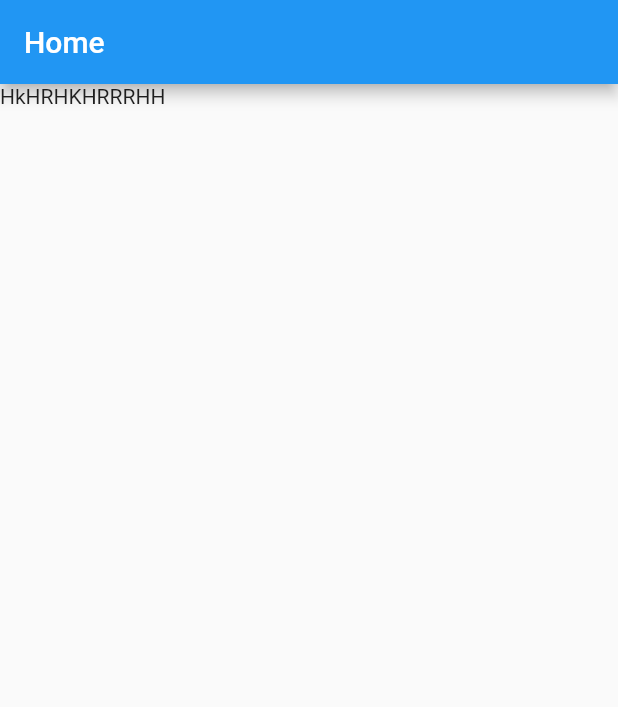
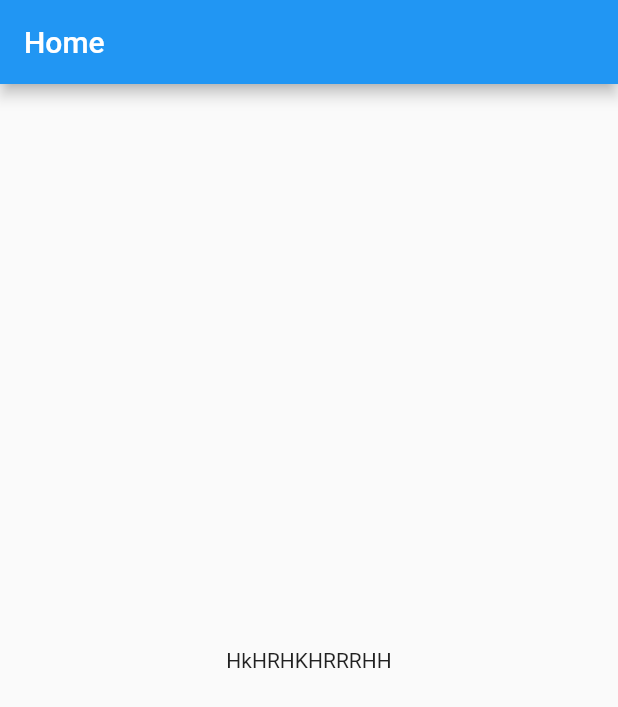
Before and after one commit to SamiranKumar/Hello-Flutter, a Flutter app: the screen it shows after launch, on a phone screen of 412 x 824 dp. Shown: the top 707 px of the screen. Run offline on Flutter 3.47's test engine with Material 2 defaults, Android fonts, the phone set to English and light mode, and no system bars.

Commit message:
object create without 'new' keyword

```diff
--- a/FlutterWidget/flutter_widget/lib/main.dart
+++ b/FlutterWidget/flutter_widget/lib/main.dart
@@ -9,29 +9,25 @@ import 'package:flutter/material.dart';
     Scaffold ==> when need new page create in Scaffold methord (appbar,body)
     appbar   ==> (tittle)
 
-   object  ==> create new Instences with out 'new' Key word
+    object  ==> create new Instences with out 'new' Key word
 
  ***/
 
 //Flutter EntryPoint
 void main() {
-  runApp(new MyApp());
+  runApp(MyApp());
 }
 
 class MyApp extends StatelessWidget {
-
   @override
   Widget build(BuildContext context) {
-    return new MaterialApp(
+    return MaterialApp(
       title: "HKHR App",
       home: Scaffold(
-        appBar: new AppBar(title: new Text("Home")),
-        body: new Text("HkHRHKHRRRHH")
-
+          appBar: AppBar(title: Text("Home")),
+          body: Center(child: Text("HkHRHKHRRRHH")
+          )
       ),
-
     );
   }
-
-
 }
```
